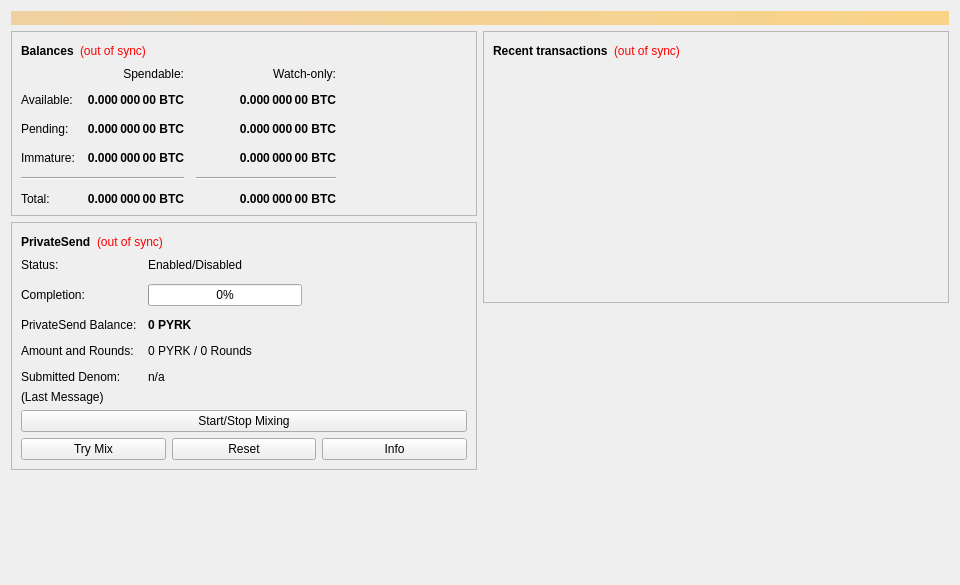
This is src/qt/forms/overviewpage.ui in pyrkcommunity/pyrk as Qt 5 draws it before an edit. The edited form follows.
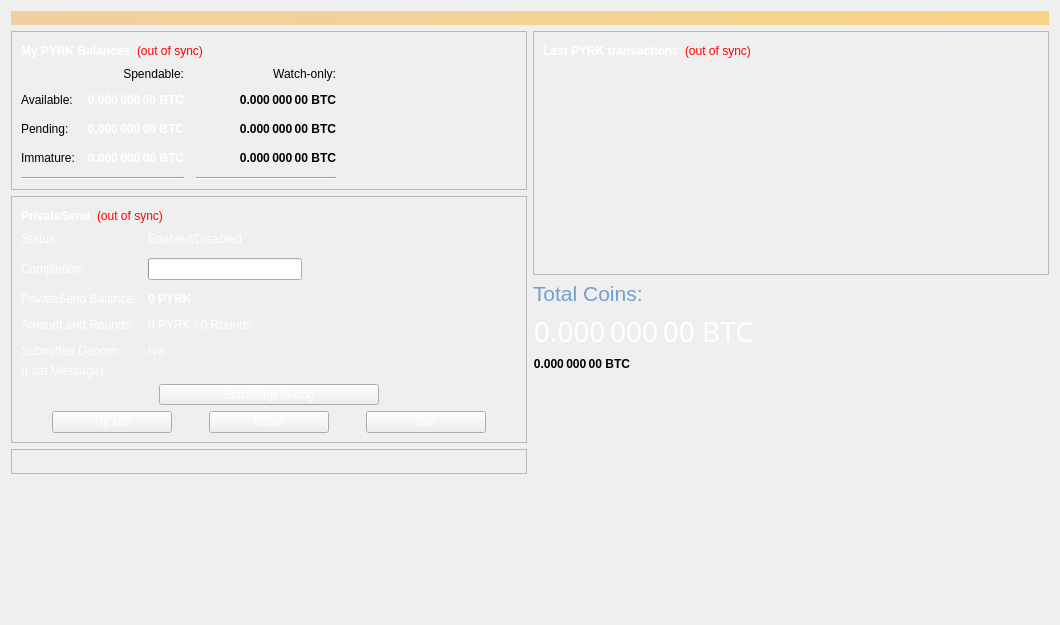
This is the edited form.

```diff
--- a/src/qt/forms/overviewpage.ui
+++ b/src/qt/forms/overviewpage.ui
@@ -6,19 +6,28 @@
    <rect>
     <x>0</x>
     <y>0</y>
-    <width>960</width>
-    <height>585</height>
+    <width>1060</width>
+    <height>625</height>
    </rect>
   </property>
   <property name="minimumSize">
    <size>
-    <width>960</width>
-    <height>0</height>
+    <width>1060</width>
+    <height>625</height>
+   </size>
+  </property>
+  <property name="maximumSize">
+   <size>
+    <width>1060</width>
+    <height>625</height>
    </size>
   </property>
   <property name="windowTitle">
    <string>Form</string>
   </property>
+  <property name="autoFillBackground">
+   <bool>false</bool>
+  </property>
   <layout class="QVBoxLayout" name="topLayout">
    <item>
     <widget class="QLabel" name="labelAlerts">
@@ -62,8 +71,11 @@
                 <bold>true</bold>
                </font>
               </property>
+              <property name="styleSheet">
+               <string notr="true">color: rgb(255, 255, 255);</string>
+              </property>
               <property name="text">
-               <string>Balances</string>
+               <string>My PYRK Balances</string>
               </property>
              </widget>
             </item>
@@ -142,6 +154,9 @@
               <property name="toolTip">
                <string>Total of transactions that have yet to be confirmed, and do not yet count toward the spendable balance</string>
               </property>
+              <property name="styleSheet">
+               <string notr="true">color: rgb(255, 255, 255);</string>
+              </property>
               <property name="text">
                <string notr="true">0.000 000 00 BTC</string>
               </property>
@@ -204,13 +219,6 @@
               </property>
              </widget>
             </item>
-            <item row="5" column="0">
-             <widget class="QLabel" name="labelTotalText">
-              <property name="text">
-               <string>Total:</string>
-              </property>
-             </widget>
-            </item>
             <item row="3" column="1">
              <widget class="QLabel" name="labelImmature">
               <property name="font">
@@ -225,6 +233,9 @@
               <property name="toolTip">
                <string>Mined balance that has not yet matured</string>
               </property>
+              <property name="styleSheet">
+               <string notr="true">color: rgb(255, 255, 255);</string>
+              </property>
               <property name="text">
                <string notr="true">0.000 000 00 BTC</string>
               </property>
@@ -256,56 +267,6 @@
               </property>
              </widget>
             </item>
-            <item row="5" column="1">
-             <widget class="QLabel" name="labelTotal">
-              <property name="font">
-               <font>
-                <weight>75</weight>
-                <bold>true</bold>
-               </font>
-              </property>
-              <property name="cursor">
-               <cursorShape>IBeamCursor</cursorShape>
-              </property>
-              <property name="toolTip">
-               <string>Your current total balance</string>
-              </property>
-              <property name="text">
-               <string notr="true">0.000 000 00 BTC</string>
-              </property>
-              <property name="alignment">
-               <set>Qt::AlignRight|Qt::AlignTrailing|Qt::AlignVCenter</set>
-              </property>
-              <property name="textInteractionFlags">
-               <set>Qt::LinksAccessibleByMouse|Qt::TextSelectableByKeyboard|Qt::TextSelectableByMouse</set>
-              </property>
-             </widget>
-            </item>
-            <item row="5" column="2">
-             <widget class="QLabel" name="labelWatchTotal">
-              <property name="font">
-               <font>
-                <weight>75</weight>
-                <bold>true</bold>
-               </font>
-              </property>
-              <property name="cursor">
-               <cursorShape>IBeamCursor</cursorShape>
-              </property>
-              <property name="toolTip">
-               <string>Current total balance in watch-only addresses</string>
-              </property>
-              <property name="text">
-               <string notr="true">0.000 000 00 BTC</string>
-              </property>
-              <property name="alignment">
-               <set>Qt::AlignRight|Qt::AlignTrailing|Qt::AlignVCenter</set>
-              </property>
-              <property name="textInteractionFlags">
-               <set>Qt::LinksAccessibleByMouse|Qt::TextSelectableByKeyboard|Qt::TextSelectableByMouse</set>
-              </property>
-             </widget>
-            </item>
             <item row="0" column="2">
              <widget class="QLabel" name="labelWatchonly">
               <property name="text">
@@ -337,6 +298,9 @@
               <property name="toolTip">
                <string>Your current spendable balance</string>
               </property>
+              <property name="styleSheet">
+               <string notr="true">color: rgb(255, 255, 255);</string>
+              </property>
               <property name="text">
                <string notr="true">0.000 000 00 BTC</string>
               </property>
@@ -400,6 +364,9 @@
          <property name="layoutDirection">
           <enum>Qt::LeftToRight</enum>
          </property>
+         <property name="styleSheet">
+          <string notr="true">color: rgb(255, 255, 255);</string>
+         </property>
          <property name="frameShape">
           <enum>QFrame::StyledPanel</enum>
          </property>
@@ -566,7 +533,7 @@
               </property>
              </widget>
             </item>
-            <item>
+            <item alignment="Qt::AlignHCenter">
              <widget class="QPushButton" name="togglePrivateSend">
               <property name="sizePolicy">
                <sizepolicy hsizetype="MinimumExpanding" vsizetype="Fixed">
@@ -574,6 +541,18 @@
                 <verstretch>0</verstretch>
                </sizepolicy>
               </property>
+              <property name="minimumSize">
+               <size>
+                <width>220</width>
+                <height>21</height>
+               </size>
+              </property>
+              <property name="maximumSize">
+               <size>
+                <width>220</width>
+                <height>21</height>
+               </size>
+              </property>
               <property name="text">
                <string>Start/Stop Mixing</string>
               </property>
@@ -589,6 +568,18 @@
                   <verstretch>0</verstretch>
                  </sizepolicy>
                 </property>
+                <property name="minimumSize">
+                 <size>
+                  <width>120</width>
+                  <height>0</height>
+                 </size>
+                </property>
+                <property name="maximumSize">
+                 <size>
+                  <width>120</width>
+                  <height>22</height>
+                 </size>
+                </property>
                 <property name="toolTip">
                  <string>Try to manually submit a PrivateSend request.</string>
                 </property>
@@ -605,6 +596,18 @@
                   <verstretch>0</verstretch>
                  </sizepolicy>
                 </property>
+                <property name="minimumSize">
+                 <size>
+                  <width>120</width>
+                  <height>22</height>
+                 </size>
+                </property>
+                <property name="maximumSize">
+                 <size>
+                  <width>120</width>
+                  <height>22</height>
+                 </size>
+                </property>
                 <property name="toolTip">
                  <string>Reset the current status of PrivateSend (can interrupt PrivateSend if it's in the process of Mixing, which can cost you money!)</string>
                 </property>
@@ -624,6 +627,18 @@
                   <verstretch>0</verstretch>
                  </sizepolicy>
                 </property>
+                <property name="minimumSize">
+                 <size>
+                  <width>120</width>
+                  <height>22</height>
+                 </size>
+                </property>
+                <property name="maximumSize">
+                 <size>
+                  <width>120</width>
+                  <height>22</height>
+                 </size>
+                </property>
                 <property name="toolTip">
                  <string>Information about PrivateSend and Mixing</string>
                 </property>
@@ -639,6 +654,25 @@
          </layout>
         </widget>
        </item>
+       <item>
+        <widget class="QFrame" name="frame_3">
+         <property name="minimumSize">
+          <size>
+           <width>25</width>
+           <height>25</height>
+          </size>
+         </property>
+         <property name="styleSheet">
+          <string notr="true"/>
+         </property>
+         <property name="frameShape">
+          <enum>QFrame::StyledPanel</enum>
+         </property>
+         <property name="frameShadow">
+          <enum>QFrame::Raised</enum>
+         </property>
+        </widget>
+       </item>
        <item>
         <spacer name="verticalSpacer">
          <property name="orientation">
@@ -658,6 +692,10 @@
       <layout class="QVBoxLayout" name="verticalLayout_3">
        <item>
         <widget class="QFrame" name="frame_2">
+         <property name="styleSheet">
+          <string notr="true">color: rgb(255, 255, 255);
+selection-color: rgb(32, 74, 135);</string>
+         </property>
          <property name="frameShape">
           <enum>QFrame::StyledPanel</enum>
          </property>
@@ -675,8 +713,11 @@
                 <bold>true</bold>
                </font>
               </property>
+              <property name="styleSheet">
+               <string notr="true">color: rgb(255, 255, 255);</string>
+              </property>
               <property name="text">
-               <string>Recent transactions</string>
+               <string>Last PYRK transactions</string>
               </property>
              </widget>
             </item>
@@ -733,6 +774,83 @@
          </layout>
         </widget>
        </item>
+       <item>
+        <widget class="QLabel" name="labelTotalText">
+         <property name="font">
+          <font>
+           <family>Ubuntu</family>
+           <pointsize>16</pointsize>
+           <weight>7</weight>
+           <italic>false</italic>
+           <bold>false</bold>
+          </font>
+         </property>
+         <property name="styleSheet">
+          <string notr="true">color: rgb(114, 159, 207);
+font: 57 16pt &quot;Ubuntu&quot;;</string>
+         </property>
+         <property name="text">
+          <string>Total Coins:</string>
+         </property>
+        </widget>
+       </item>
+       <item alignment="Qt::AlignLeft">
+        <widget class="QLabel" name="labelTotal">
+         <property name="font">
+          <font>
+           <family>Waree</family>
+           <pointsize>21</pointsize>
+           <weight>9</weight>
+           <italic>false</italic>
+           <bold>false</bold>
+          </font>
+         </property>
+         <property name="cursor">
+          <cursorShape>IBeamCursor</cursorShape>
+         </property>
+         <property name="toolTip">
+          <string>Your current total balance</string>
+         </property>
+         <property name="styleSheet">
+          <string notr="true">color: rgb(255, 255, 255);
+font: 75 21pt &quot;Waree&quot;;</string>
+         </property>
+         <property name="text">
+          <string notr="true">0.000 000 00 BTC</string>
+         </property>
+         <property name="alignment">
+          <set>Qt::AlignRight|Qt::AlignTrailing|Qt::AlignVCenter</set>
+         </property>
+         <property name="textInteractionFlags">
+          <set>Qt::LinksAccessibleByMouse|Qt::TextSelectableByKeyboard|Qt::TextSelectableByMouse</set>
+         </property>
+        </widget>
+       </item>
+       <item alignment="Qt::AlignLeft">
+        <widget class="QLabel" name="labelWatchTotal">
+         <property name="font">
+          <font>
+           <weight>75</weight>
+           <bold>true</bold>
+          </font>
+         </property>
+         <property name="cursor">
+          <cursorShape>IBeamCursor</cursorShape>
+         </property>
+         <property name="toolTip">
+          <string>Current total balance in watch-only addresses</string>
+         </property>
+         <property name="text">
+          <string notr="true">0.000 000 00 BTC</string>
+         </property>
+         <property name="alignment">
+          <set>Qt::AlignRight|Qt::AlignTrailing|Qt::AlignVCenter</set>
+         </property>
+         <property name="textInteractionFlags">
+          <set>Qt::LinksAccessibleByMouse|Qt::TextSelectableByKeyboard|Qt::TextSelectableByMouse</set>
+         </property>
+        </widget>
+       </item>
        <item>
         <spacer name="verticalSpacer_2">
          <property name="orientation">
```
Left out of the diff: 4 changed lines with no effect on the pictures.
